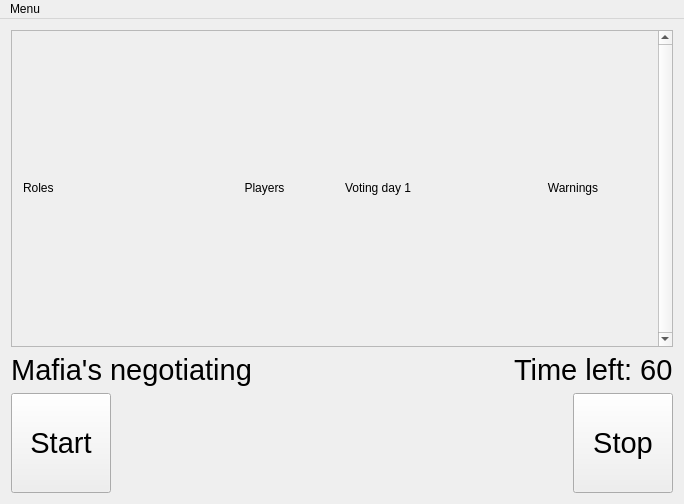
Qt form MafiaHelper/mainwindow.ui (MayRiv/MafiaHelper) before a commit.
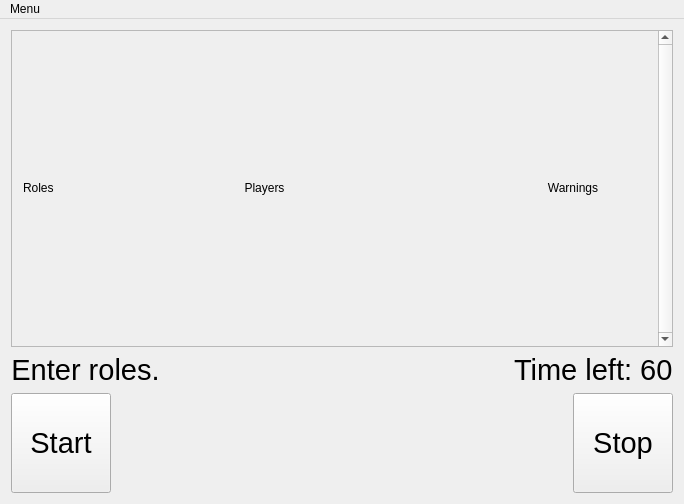
The same form after that commit.

Commit message: Disable voteboxes and time buttons until roles are choosen

Diff of the .ui file:
```diff
--- a/MafiaHelper/mainwindow.ui
+++ b/MafiaHelper/mainwindow.ui
@@ -34,7 +34,7 @@
         <item>
          <widget class="QLabel" name="label_6">
           <property name="text">
-           <string>&lt;html&gt;&lt;head/&gt;&lt;body&gt;&lt;p&gt;&lt;span style=&quot; font-size:22pt;&quot;&gt;Mafia's negotiating&lt;/span&gt;&lt;/p&gt;&lt;/body&gt;&lt;/html&gt;</string>
+           <string>&lt;html&gt;&lt;head/&gt;&lt;body&gt;&lt;p&gt;&lt;span style=&quot; font-size:22pt;&quot;&gt;Enter roles.&lt;/span&gt;&lt;/p&gt;&lt;/body&gt;&lt;/html&gt;</string>
           </property>
           <property name="alignment">
            <set>Qt::AlignCenter</set>
@@ -153,7 +153,7 @@
              </sizepolicy>
             </property>
             <property name="text">
-             <string>Voting day 1</string>
+             <string/>
             </property>
            </widget>
           </item>
```
The commit also changes 7 other files.
